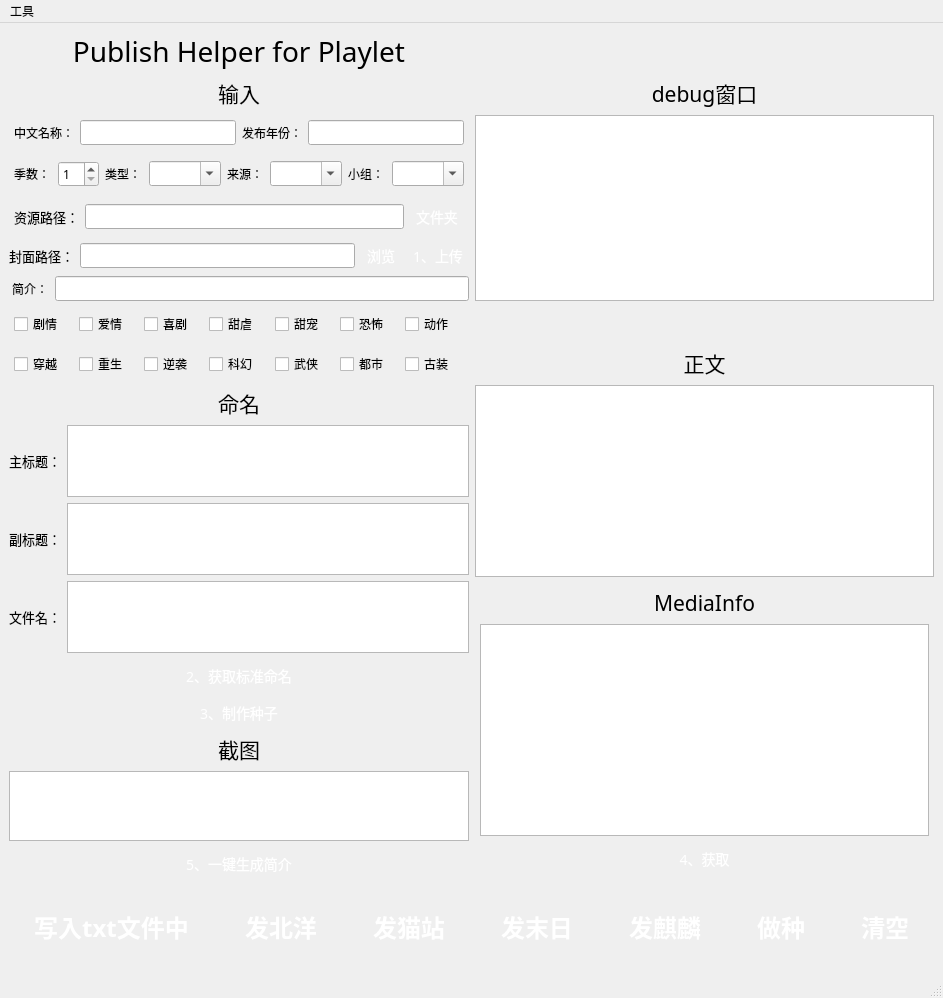
waidosia/ph-bjd-playlet, file ui/mainwindow.ui: the form before one commit.
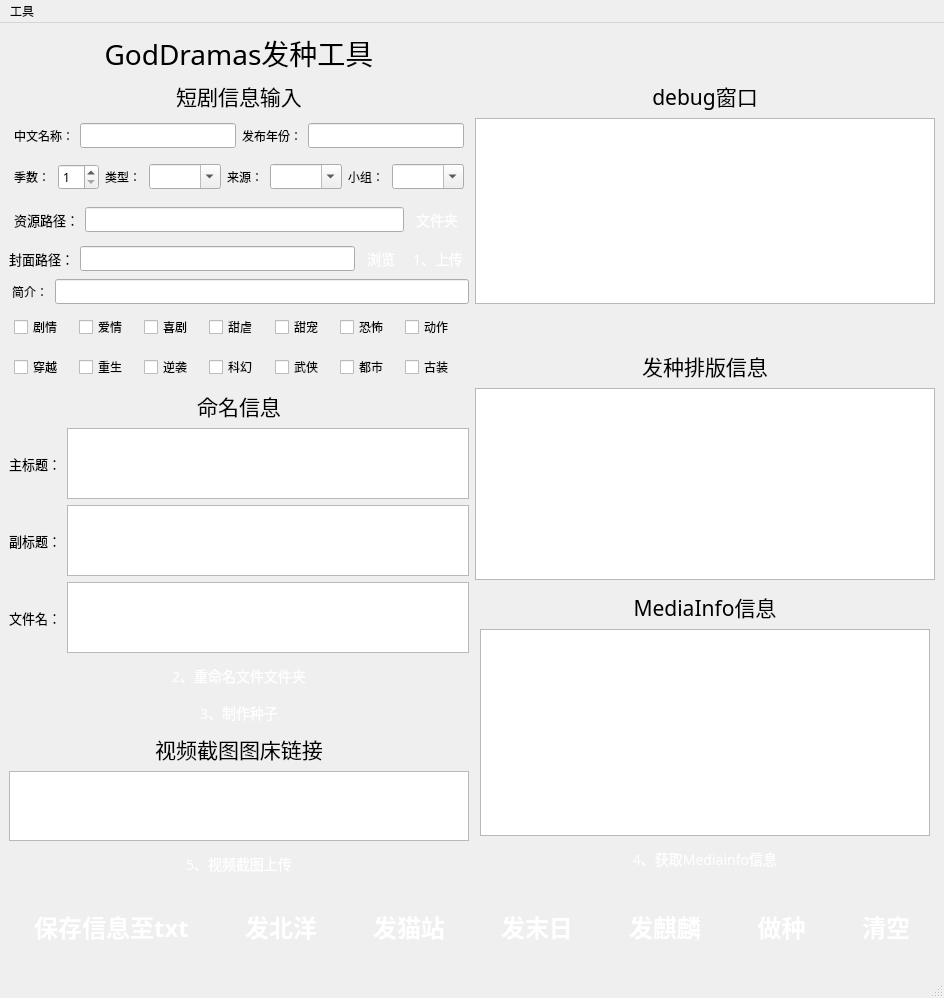
The form after the commit.

Commit message: 1、更新ui界面 2、发布时增加代理

What changed in the file:
```diff
--- a/ui/mainwindow.ui
+++ b/ui/mainwindow.ui
@@ -6,7 +6,7 @@
    <rect>
     <x>0</x>
     <y>0</y>
-    <width>943</width>
+    <width>944</width>
     <height>998</height>
    </rect>
   </property>
@@ -33,7 +33,7 @@
        </font>
       </property>
       <property name="text">
-       <string>Publish Helper for Playlet</string>
+       <string>GodDramas发种工具</string>
       </property>
       <property name="alignment">
        <set>Qt::AlignCenter</set>
@@ -49,7 +49,7 @@
        </font>
       </property>
       <property name="text">
-       <string>输入</string>
+       <string>短剧信息输入</string>
       </property>
       <property name="alignment">
        <set>Qt::AlignCenter</set>
@@ -551,7 +551,7 @@
          </font>
         </property>
         <property name="text">
-         <string>正文</string>
+         <string>发种排版信息</string>
         </property>
         <property name="alignment">
          <set>Qt::AlignCenter</set>
@@ -574,7 +574,7 @@
          </font>
         </property>
         <property name="text">
-         <string>命名</string>
+         <string>命名信息</string>
         </property>
         <property name="alignment">
          <set>Qt::AlignCenter</set>
@@ -691,7 +691,7 @@
 </string>
           </property>
           <property name="text">
-           <string>2、获取标准命名</string>
+           <string>2、重命名文件文件夹</string>
           </property>
          </widget>
         </item>
@@ -767,7 +767,7 @@
          </font>
         </property>
         <property name="text">
-         <string>MediaInfo</string>
+         <string>MediaInfo信息</string>
         </property>
         <property name="alignment">
          <set>Qt::AlignCenter</set>
@@ -825,7 +825,7 @@
 </string>
         </property>
         <property name="text">
-         <string>4、获取</string>
+         <string>4、获取Mediainfo信息</string>
         </property>
        </widget>
       </item>
@@ -870,7 +870,7 @@
 </string>
         </property>
         <property name="text">
-         <string>5、一键生成简介</string>
+         <string>5、视频截图上传</string>
         </property>
        </widget>
       </item>
@@ -886,7 +886,7 @@
          </font>
         </property>
         <property name="text">
-         <string>截图</string>
+         <string>视频截图图床链接</string>
         </property>
         <property name="alignment">
          <set>Qt::AlignCenter</set>
@@ -950,7 +950,7 @@
 </string>
         </property>
         <property name="text">
-         <string>写入txt文件中</string>
+         <string>保存信息至txt</string>
         </property>
        </widget>
       </item>
@@ -1306,7 +1306,7 @@
     <rect>
      <x>0</x>
      <y>0</y>
-     <width>943</width>
+     <width>944</width>
      <height>23</height>
     </rect>
    </property>
```
The commit also changes 5 other files.
